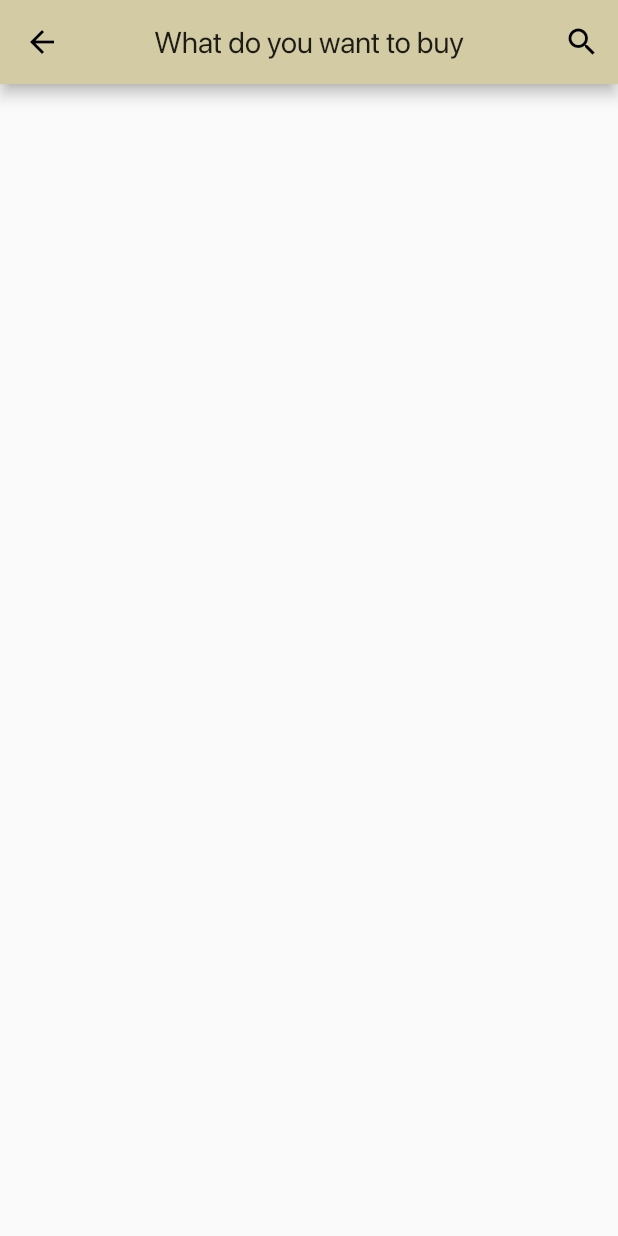
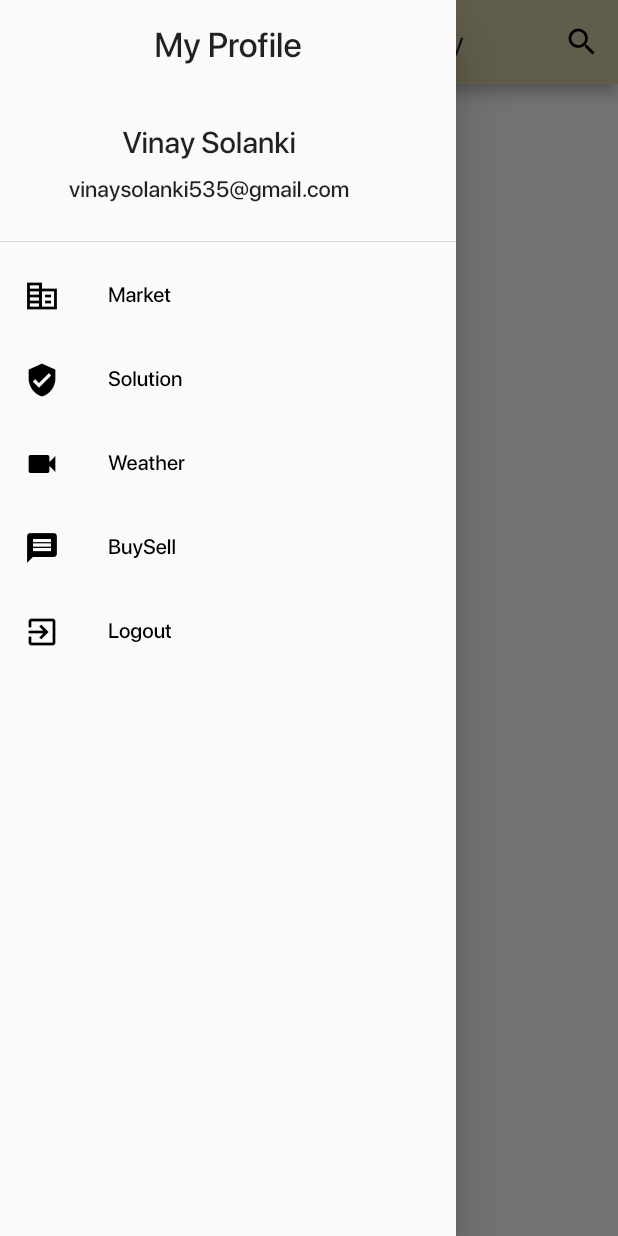
Before and after one commit to yash181999/trooper_hackout, a Flutter app: the BuyScreen screen opened directly, with the side drawer open (before the commit the screen has no drawer), on a phone screen of 412 x 824 dp. Run offline on Flutter 3.47's test engine with Material 2 defaults, Android fonts, the phone set to English and light mode, and no system bars; our stand-ins replace animated_text_kit, cached_network_image, cloud_firestore, dotted_border, firebase_auth, firebase_storage and 9 more; missing offline and left inert: flutter_sms, geocoder, keyboard_visibility, tflite; accounts and stored records are empty; network calls fail.

```diff
--- /dev/null
+++ b/lib/Screens/NavDrawer.dart
@@ -0,0 +1,101 @@
+import 'package:flutter/material.dart';
+import 'package:trooper_hackout/Buy_sell.dart';
+import 'package:trooper_hackout/Market.dart';
+import 'package:trooper_hackout/Screens/WeatherScreen.dart';
+import 'package:trooper_hackout/Screens/buy_screen.dart';
+import 'package:trooper_hackout/Screens/tlight.dart';
+
+class NavDrawer extends StatelessWidget {
+
+  String Name , email;
+  @override
+  Widget build(BuildContext context) {
+    return Drawer(
+      child: ListView(
+        padding: EdgeInsets.zero,
+        children: <Widget>[
+          DrawerHeader(
+            child: Container(
+              color: Colors.transparent,
+              child: Column(
+                children: [
+                  Text(
+                    "My Profile",
+                    style: TextStyle(
+                        fontFamily: "sf_pro_medium",
+                        fontSize: 23
+                    ),
+                  ),
+                  SizedBox(height: 40,),
+                  Row(
+                    children: [
+                      SizedBox(width: 30,),
+                      Center(
+                        child: Column(
+                          children: [
+                            Center(
+                              child: Text(
+                                "Vinay Solanki",
+                                style: TextStyle(
+                                    fontFamily: "sf_pro_medium",
+                                    fontSize: 20
+                                ),
+                              ),
+                            ),
+                            SizedBox(height: 10,),
+                            Center(
+                              child: Text(
+                                "vinaysolanki535@gmail.com",
+                                style: TextStyle(
+                                    fontFamily: "sf_pro_medium",
+                                    fontSize: 15
+                                ),
+                              ),
+                            )
+                          ],
+                        ),
+                      )
+                    ],
+                  )
+                ],
+              ),
+            ),
+          ),
+          ListTile(
+            leading: Icon(Icons.corporate_fare_sharp , color: Colors.black,),
+            title: Text(
+              'Market',
+              style: TextStyle(
+                  fontFamily: "sf_pro_medium",
+                  color: Colors.black
+              ),
+            ),
+            onTap: () => {
+              Navigator.push(context, MaterialPageRoute(builder: (context) => Market()))
+            },
+          ),
+          ListTile(
+            leading: Icon(Icons.verified_user , color: Colors.black,),
+            title: Text('Solution',style: TextStyle(fontFamily: "sf_pro_medium", color: Colors.black),),
+            onTap: () => {Navigator.push(context, MaterialPageRoute(builder: (context) => Tlight()))},
+          ),
+          ListTile(
+            leading: Icon(Icons.videocam , color: Colors.black,),
+            title: Text('Weather' , style: TextStyle(fontFamily: "sf_pro_medium", color: Colors.black),),
+            onTap: () => {Navigator.push(context, MaterialPageRoute(builder: (context) => WeatherScreen()))},
+          ),
+          ListTile(
+            leading: Icon(Icons.message , color: Colors.black,),
+            title: Text('BuySell' , style: TextStyle(fontFamily: "sf_pro_medium", color: Colors.black),),
+            onTap: () => {Navigator.push(context, MaterialPageRoute(builder: (context) => BuyScreen()))},
+          ),
+          ListTile(
+            leading: Icon(Icons.exit_to_app , color: Colors.black,),
+            title: Text('Logout',style: TextStyle(fontFamily: "sf_pro_medium", color: Colors.black),),
+            onTap: () => {Navigator.of(context).pop()},
+          ),
+        ],
+      ),
+    );
+  }
+}
--- a/lib/Screens/NewsScreen.dart
+++ b/lib/Screens/NewsScreen.dart
@@ -1,6 +1,7 @@
 import 'package:cached_network_image/cached_network_image.dart';
 import 'package:flutter/material.dart';
 import 'package:page_transition/page_transition.dart';
+import 'package:trooper_hackout/Screens/NavDrawer.dart';
 import 'package:trooper_hackout/Screens/YoutubeNewsScreen.dart';
 import 'package:trooper_hackout/news_resource/helper/data.dart';
 import 'package:trooper_hackout/news_resource/helper/news.dart';
@@ -43,11 +44,10 @@ class _NewsScreenState extends State<NewsScreen> {
   @override
   Widget build(BuildContext context) {
     return Scaffold(
+      drawer: NavDrawer(),
       appBar: appbar(
           title: ("Agriculture News"),
-          widget: Icon(
-            Icons.menu,
-          )),
+          ),
       body: SafeArea(
         child: _loading
             ? Center(
--- a/lib/Screens/WeatherScreen.dart
+++ b/lib/Screens/WeatherScreen.dart
@@ -1,4 +1,5 @@
 import 'package:flutter/material.dart';
+import 'package:trooper_hackout/Screens/NavDrawer.dart';
 import 'package:trooper_hackout/resources/color.dart';
 import 'package:font_awesome_flutter/font_awesome_flutter.dart';
 import 'package:http/http.dart' as http;
@@ -52,6 +53,7 @@ class _WeatherScreenState extends State<WeatherScreen> {
   @override
   Widget build(BuildContext context) {
     return Scaffold(
+      drawer: NavDrawer(),
       appBar: appbar(
         title: "Current Weather",
       ),
--- a/lib/Screens/buy_screen.dart
+++ b/lib/Screens/buy_screen.dart
@@ -1,5 +1,6 @@
 import 'package:cloud_firestore/cloud_firestore.dart';
 import 'package:flutter/material.dart';
+import 'package:trooper_hackout/Screens/NavDrawer.dart';
 import 'package:trooper_hackout/Screens/sellerInfo.dart';
 import 'package:trooper_hackout/resources/color.dart';
 import 'package:trooper_hackout/widgets/app_bar.dart';
@@ -148,6 +149,7 @@ class _BuyScreenState extends State<BuyScreen> {
   @override
   Widget build(BuildContext context) {
     return Scaffold(
+      drawer: NavDrawer(),
      appBar: AppBar(
        title: clickedSearch == false ?  Text("What do you want to buy") :
        CustomTextField(
--- a/lib/main.dart
+++ b/lib/main.dart
@@ -48,7 +48,7 @@ class _MyAppState extends State<MyApp> {
         fontFamily: 'sf_pro_regular',
         visualDensity: VisualDensity.adaptivePlatformDensity,
       ),
-      home: Tlight(),
+      home: MainScreen(),
     );
   }
 }
--- a/lib/widgets/app_bar.dart
+++ b/lib/widgets/app_bar.dart
@@ -3,6 +3,7 @@ import 'package:trooper_hackout/resources/color.dart';
 
 Widget appbar ({String title , dynamic widget}) {
   return AppBar(
+
     backgroundColor: primary,
        iconTheme: IconThemeData(
          color: black,
--- a/lib/widgets/heading_text.dart
+++ b/lib/widgets/heading_text.dart
@@ -2,8 +2,8 @@ import 'package:flutter/material.dart';
 
 class HeadingText extends StatelessWidget {
 
-  final text;
-  HeadingText(this.text);
+  final text , fontSize;
+  HeadingText(this.text , {this.fontSize = 28});
 
   @override
   Widget build(BuildContext context) {
@@ -14,7 +14,7 @@ class HeadingText extends StatelessWidget {
         style: TextStyle(
           color: Colors.black,
           fontFamily: 'sf_pro_bold',
-          fontSize: 28,
+          fontSize: fontSize,
         ),
       ),
     );
--- a/pubspec.yaml
+++ b/pubspec.yaml
@@ -77,7 +77,6 @@ flutter:
 
   # To add assets to your application, add an assets section, like this:
   assets:
-    - assets/
      - assets/locale/localization_en.json
      - assets/locale/localization_hi.json
      - assets/labels.txt
```
Also changed, not shown: lib/Screens/main_screen.dart (+9 -7 lines), lib/Screens/tlight.dart (+8 -1 lines).
